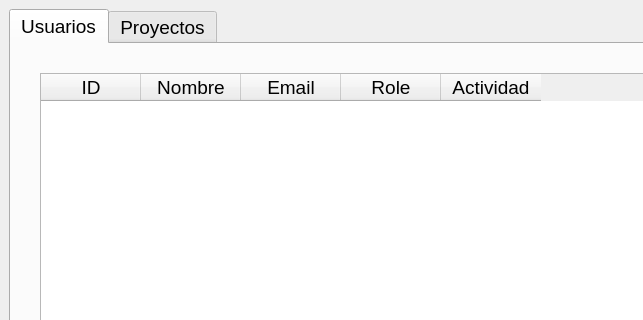
First picture: the form in Interfaces/UI/view_ventana_superusuario.ui, repository adrianvillanueva997/computation_lab_2, before the edit; both pictures show x 0 to 643 and y 0 to 320 of the 800 by 600 pixel window.
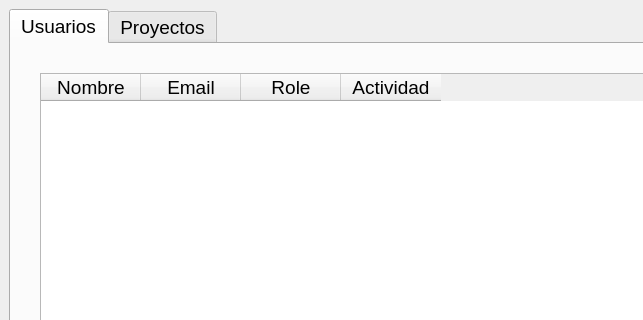
Second picture: the form after the edit.

Commit message: Eliminación ID tabla usuarios ventana adim

The edit to the form file:
```diff
--- a/Interfaces/UI/view_ventana_superusuario.ui
+++ b/Interfaces/UI/view_ventana_superusuario.ui
@@ -58,11 +58,6 @@
                                                 <property name="selectionBehavior">
                                                     <enum>QAbstractItemView::SelectRows</enum>
                                                 </property>
-                                                <column>
-                                                    <property name="text">
-                                                        <string>ID</string>
-                                                    </property>
-                                                </column>
                                                 <column>
                                                     <property name="text">
                                                         <string>Nombre</string>
```
Lines whose indentation alone changed are shown as unchanged. The commit also changes 2 other files.
